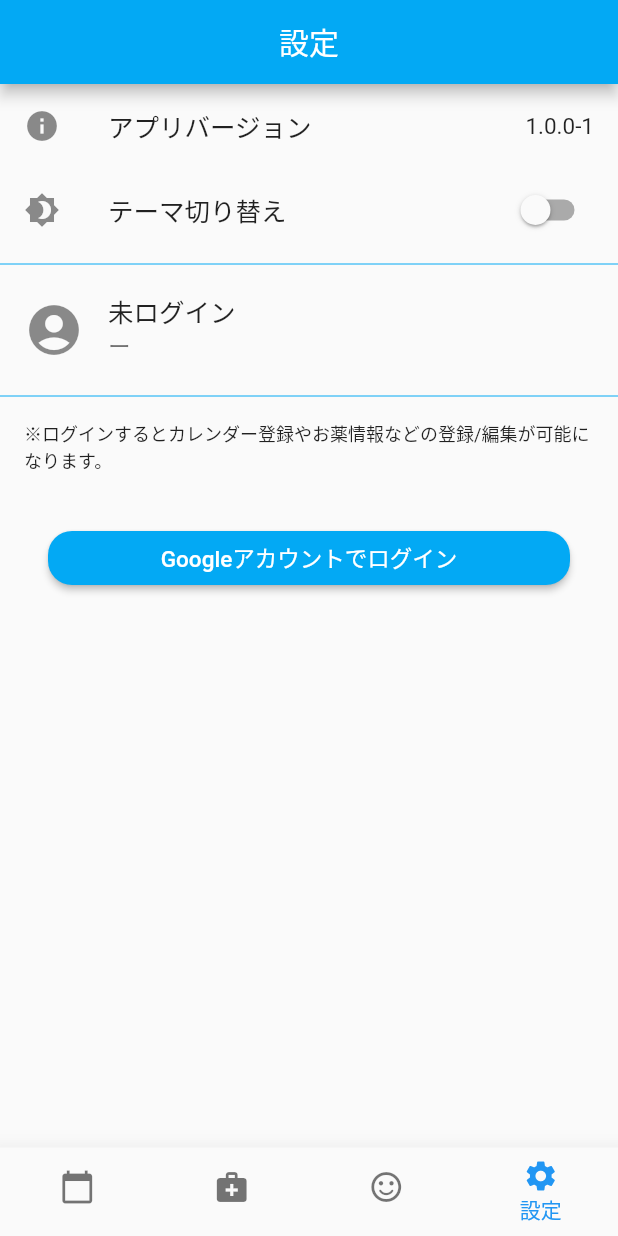
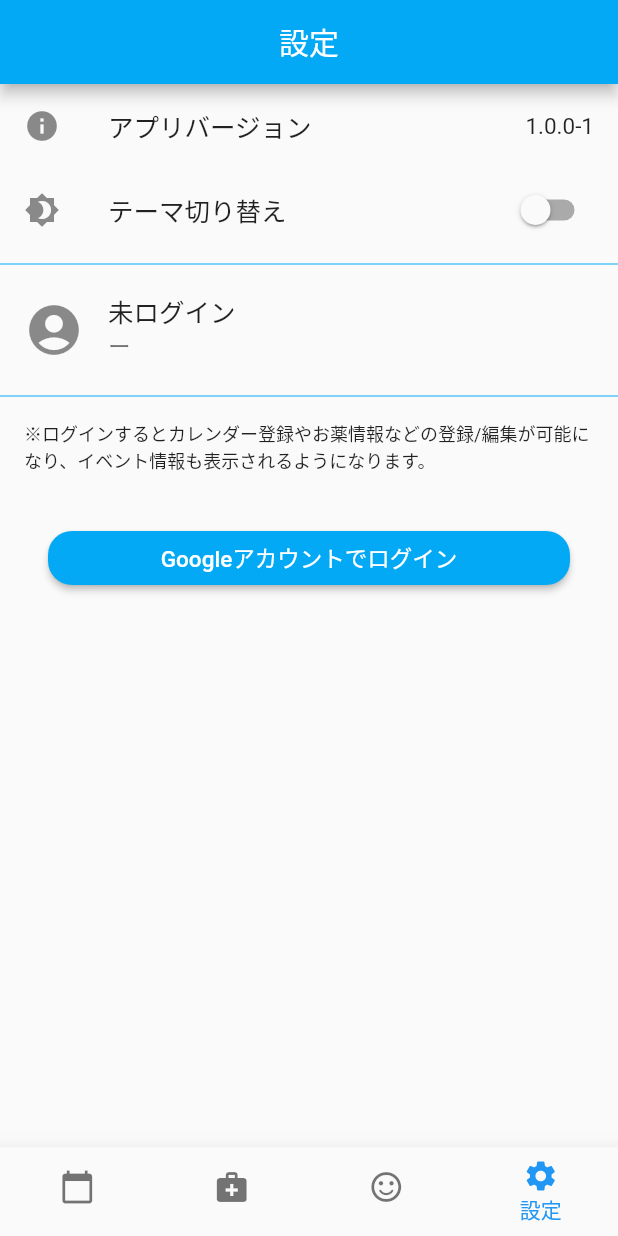
Before and after one commit to hotdrop/dyphic, a Flutter app: the screen it shows after launch, item 4 of the bottom bar chosen, on a phone screen of 412 x 824 dp. Run offline on Flutter 3.47's test engine with Material 2 defaults, Android fonts, the phone set to English and light mode, and no system bars; our stand-ins replace awesome_dialog, cached_network_image, cloud_firestore, expansion_tile_card, firebase_auth, firebase_core and 9 more; accounts and stored records are empty.

Commit message:
一部文言を修正

```diff
--- a/lib/common/app_strings.dart
+++ b/lib/common/app_strings.dart
@@ -66,7 +66,7 @@ class AppStrings {
   static const String settingsNotLoginNameLabel = 'ー';
   static const String settingsNotLoginEmailLabel = '未ログイン';
   static const String settingsLoginWithGoogle = 'Googleアカウントでログイン';
-  static const String settingsLoginInfo = '※ログインするとカレンダー登録やお薬情報などの登録/編集が可能になります。';
+  static const String settingsLoginInfo = '※ログインするとカレンダー登録やお薬情報などの登録/編集が可能になり、イベント情報も表示されるようになります。';
   static const String settingsLogoutTitle = 'Googleアカウントからログアウト';
   static const String settingsLogoutDialogMessage = 'ログアウトしてもよろしいですか？';
   static const String settingsLogoutSuccessMessage = 'ログアウトが完了しました。';
--- a/lib/repository/record_repository.dart
+++ b/lib/repository/record_repository.dart
@@ -1,4 +1,3 @@
-import 'package:dyphic/model/calendar_event.dart';
 import 'package:dyphic/model/record.dart';
 import 'package:dyphic/repository/remote/record_api.dart';
 
```
Also changed, not shown: 1 other file.
